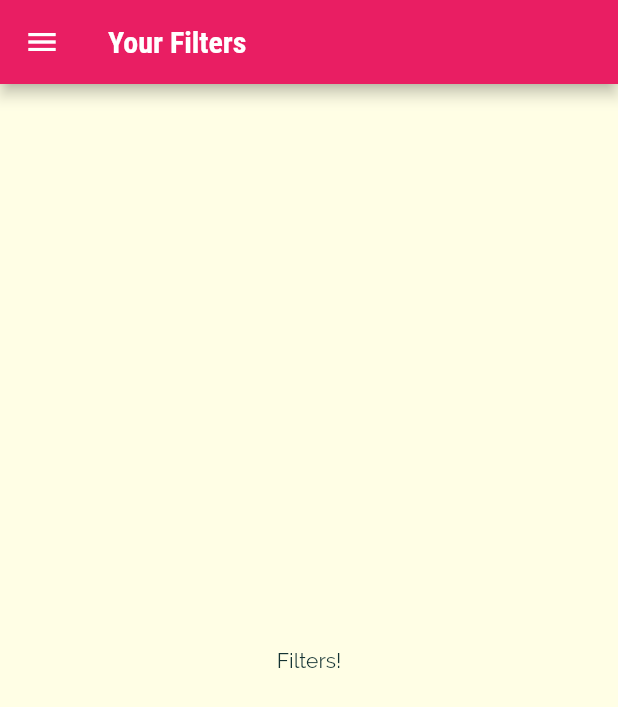
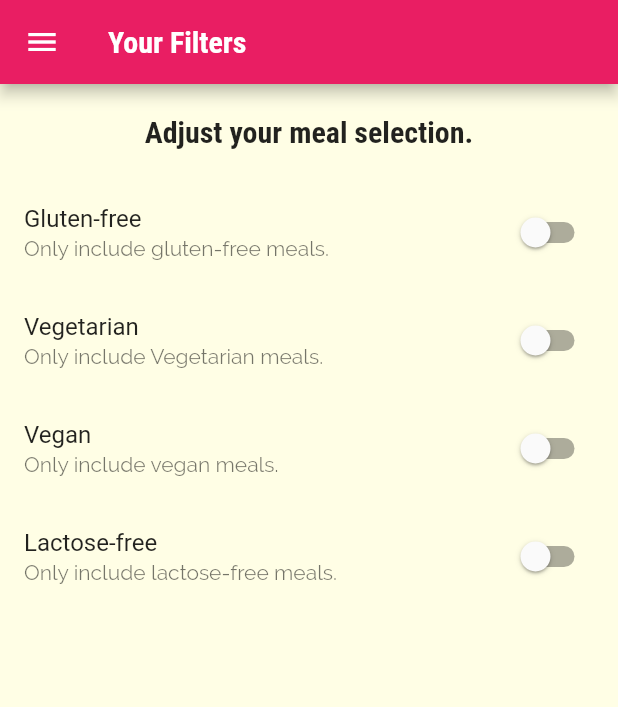
Before and after one commit to De-pitcher/meals_app, a Flutter app: the FiltersScreen screen opened by its route, on a phone screen of 412 x 824 dp. Shown: the top 707 px of the screen. Run offline on Flutter 3.47's test engine with Material 2 defaults, Android fonts, the phone set to English and light mode, and no system bars.

Commit message:
MOD:add widgets to the filters screen

```diff
--- a/lib/screens/filters_screen.dart
+++ b/lib/screens/filters_screen.dart
@@ -2,9 +2,34 @@ import 'package:flutter/material.dart';
 
 import '../widgets/main_drawer.dart';
 
-class FiltersScreen extends StatelessWidget {
+class FiltersScreen extends StatefulWidget {
   static const routeName = '/filter-screen';
   const FiltersScreen({super.key});
+
+  @override
+  State<FiltersScreen> createState() => _FiltersScreenState();
+}
+
+class _FiltersScreenState extends State<FiltersScreen> {
+  var _glutenFree = false;
+  var _vegetarian = false;
+  var _vegan = false;
+  var _lactoseFree = false;
+
+  Widget _buildSwitchListTile(
+    String title,
+    String description,
+    bool currentValue,
+    Function(bool) updateValue,
+  ) {
+    return SwitchListTile(
+      value: currentValue,
+      activeColor: Theme.of(context).colorScheme.secondary,
+      onChanged: updateValue,
+      title: Text(title),
+      subtitle: Text(description),
+    );
+  }
 
   @override
   Widget build(BuildContext context) {
@@ -14,7 +39,63 @@ class FiltersScreen extends StatelessWidget {
       ),
       drawer: const MainDrawer(),
       body: Center(
-        child: Text('Filters!'),
+        child: Column(
+          children: [
+            Container(
+              padding: const EdgeInsets.all(20),
+              child: Text(
+                'Adjust your meal selection.',
+                style: Theme.of(context).textTheme.titleLarge,
+              ),
+            ),
+            Expanded(
+              child: ListView(
+                children: [
+                  _buildSwitchListTile(
+                    'Gluten-free',
+                    'Only include gluten-free meals.',
+                    _glutenFree,
+                    (newValue) {
+                      setState(() {
+                        _glutenFree = newValue;
+                      });
+                    },
+                  ),
+                  _buildSwitchListTile(
+                    'Vegetarian',
+                    'Only include Vegetarian meals.',
+                    _vegetarian,
+                    (newValue) {
+                      setState(() {
+                        _vegetarian = newValue;
+                      });
+                    },
+                  ),
+                  _buildSwitchListTile(
+                    'Vegan',
+                    'Only include vegan meals.',
+                    _vegan,
+                    (newValue) {
+                      setState(() {
+                        _vegan = newValue;
+                      });
+                    },
+                  ),
+                  _buildSwitchListTile(
+                    'Lactose-free',
+                    'Only include lactose-free meals.',
+                    _lactoseFree,
+                    (newValue) {
+                      setState(() {
+                        _lactoseFree = newValue;
+                      });
+                    },
+                  ),
+                ],
+              ),
+            )
+          ],
+        ),
       ),
     );
   }
```
